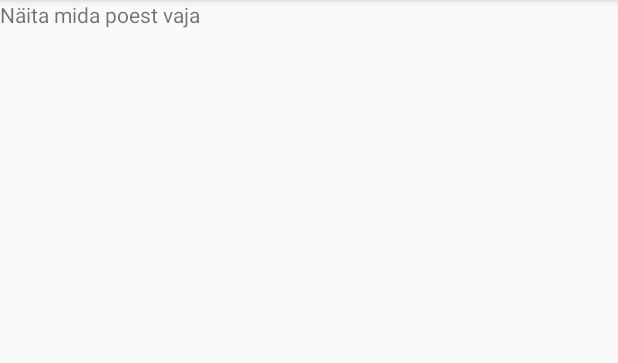
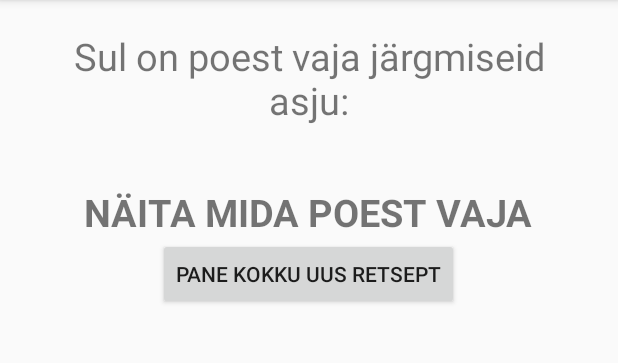
Before and after one commit to Samolberg/CookingApp, an Android app: the ShoppingListActivity screen opened directly, with no data from a screen before it, on a phone screen of 412 x 824 dp, the part 84-447 px from its top. Run offline under Robolectric (Android 15) with nearby library versions, the phone set to English and light mode, and no system bars; 1 statement that could not run was skipped.

Commit message:
Tidied up the shopping list with better text formating and added a button to return to mainactivity

```diff
--- a/app/src/main/java/com/example/cookingapp/RecipieActivity.java
+++ b/app/src/main/java/com/example/cookingapp/RecipieActivity.java
@@ -58,7 +58,7 @@ public class RecipieActivity extends AppCompatActivity {
             for (int i = 0; i < retsept.getJSONArray("ingredients").length(); i++) {
                 if(!selected.contains(retsept.getJSONArray("ingredients").get(i))){
                     Log.d("retsept", "Missing ingredients: "+retsept.getJSONArray("ingredients").get(i));
-                    missing += retsept.getJSONArray("ingredients").get(i) + " ";
+                    missing += retsept.getJSONArray("ingredients").get(i) + "\n";
 
                 }
 
--- a/app/src/main/res/layout/activity_shopping_list.xml
+++ b/app/src/main/res/layout/activity_shopping_list.xml
@@ -6,14 +6,39 @@
     android:layout_height="match_parent"
     tools:context=".ShoppingListActivity"
     android:orientation="vertical">
+    <TextView
+        android:id="@+id/shoppingListTitle"
+        android:layout_width="wrap_content"
+        android:layout_height="wrap_content"
+        android:text="@string/shoppingTitle"
+        android:layout_gravity="center"
+        android:textSize="25sp"
+        android:padding="20dp"
+        android:textAlignment="center"
+        >
 
+    </TextView>
     <TextView
         android:id="@+id/shoppingListView"
         android:layout_width="wrap_content"
         android:layout_height="wrap_content"
         android:text="@string/shopping"
-        >
+        android:layout_gravity="center"
+        android:paddingTop="20dp"
+        android:textSize="25sp"
+        android:textStyle="bold"
+        android:textAllCaps="true">
 
     </TextView>
+    <Button
+        android:layout_width="wrap_content"
+        android:layout_height="wrap_content"
+        android:layout_gravity="center"
+        android:text="@string/shoppingGoodbye"
+        android:id="@+id/shoppingListGoodbye"
+        android:onClick="shoppingListToMain">
+
+    </Button>
+
 
 </LinearLayout>
--- a/app/src/main/res/values/strings.xml
+++ b/app/src/main/res/values/strings.xml
@@ -9,6 +9,8 @@
     <string name="potato">Kartul</string>
     <string name="calculate">Näita mida süüa teen</string>
     <string name="shopping">Näita mida poest vaja</string>
+    <string name="shoppingTitle">Sul on poest vaja järgmiseid asju:</string>
+    <string name="shoppingGoodbye">Pane kokku uus retsept</string>
     <string name="guide">juhend</string>
     <string name="dividerOne">Lihatooted</string>
     <string name="dividerTwo">Aedviljad</string>
```
Also changed, not shown: app/src/main/java/com/example/cookingapp/ShoppingListActivity.java (+8 -0 lines), app/src/main/res/layout/activity_recipie.xml (+9 -3 lines).
